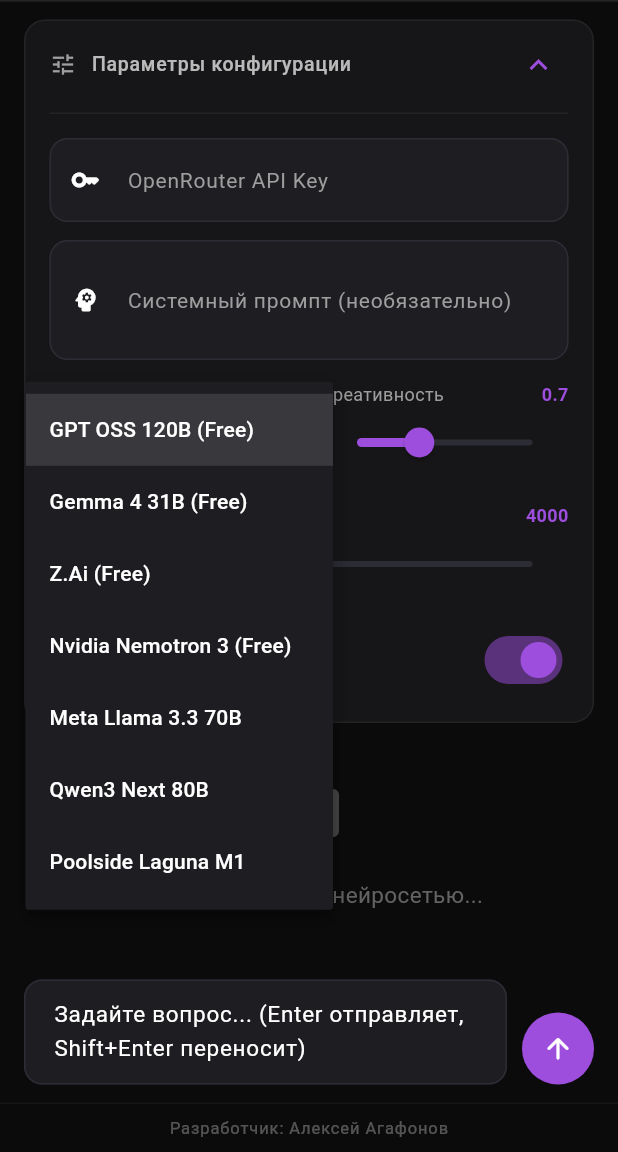
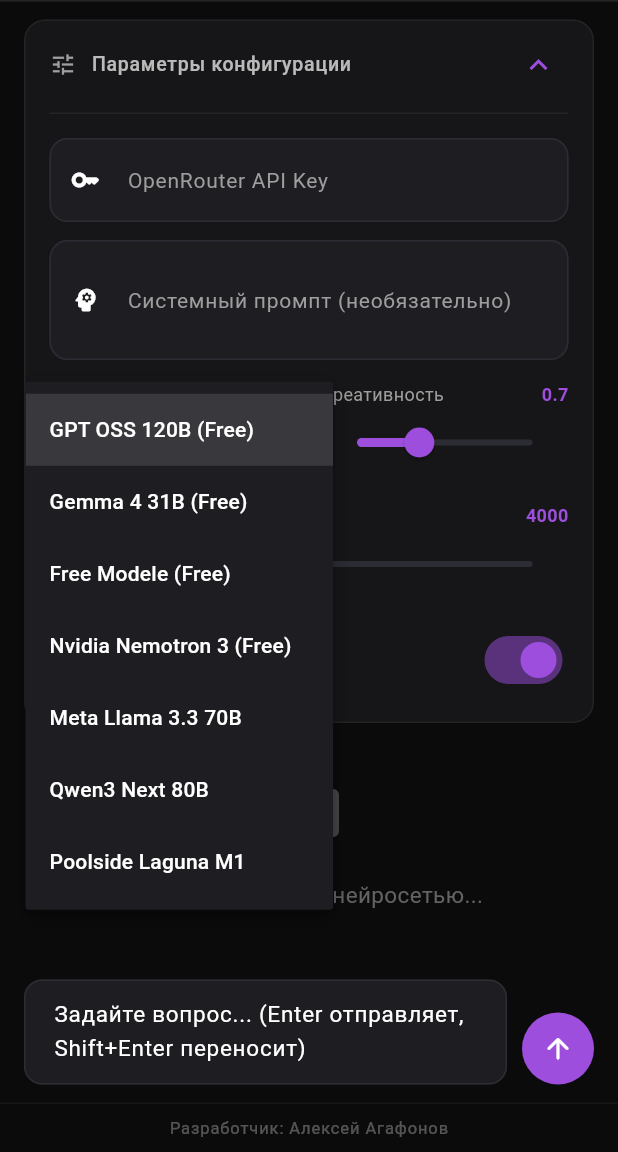
Before and after one commit to pillow20/ai-hub-chat, a Flutter app: the screen it shows after launch, after a tap on "Параметры конфигурации", after a tap on "GPT OSS 120B (Free)", on a phone screen of 412 x 824 dp, the part 84-1236 px from its top. Run offline on Flutter 3.47's test engine with Material 3 defaults, Android fonts, the phone set to English and light mode, and no system bars; our stand-ins replace flutter_markdown; missing offline and left inert: dart:html, markdown.

Commit message:
Replace Z.Ai with Free Modele in model list

```diff
--- a/lib/chat_screen.dart
+++ b/lib/chat_screen.dart
@@ -40,7 +40,7 @@
   final List<Map<String, String>> _models = [
     {'name': 'GPT OSS 120B (Free)', 'id': 'openai/gpt-oss-120b:free'},
     {'name': 'Gemma 4 31B (Free)', 'id': 'google/gemma-4-31b-it:free'},
-    {'name': 'Z.Ai (Free)', 'id': 'z-ai/glm-4.5-air:free'},
+    {'name': 'Free Modele (Free)', 'id': 'openrouter/free'},
     {'name': 'Nvidia Nemotron 3 (Free)', 'id': 'nvidia/nemotron-3-nano-30b-a3b:free'},
     {'name': 'Meta Llama 3.3 70B', 'id': 'meta-llama/llama-3.3-70b-instruct:free'},
     {'name': 'Qwen3 Next 80B', 'id': 'qwen/qwen3-next-80b-a3b-instruct:free'},
```
